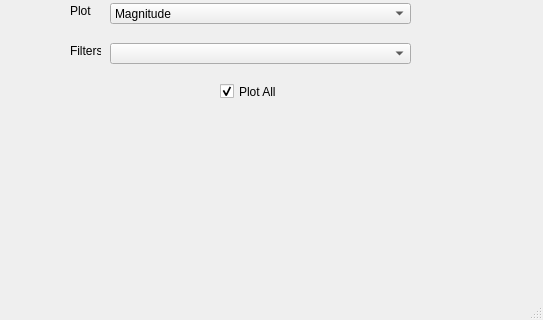
Before: the Qt Designer form TP4/Ejercicio1-FilterTool/filterTool/designer/filterToolWindow.ui in benjacarlos/TC-Grupo6, drawn with Qt 5; both pictures show x 390 to 933 and y 447 to 767 of the 933 by 767 pixel window.
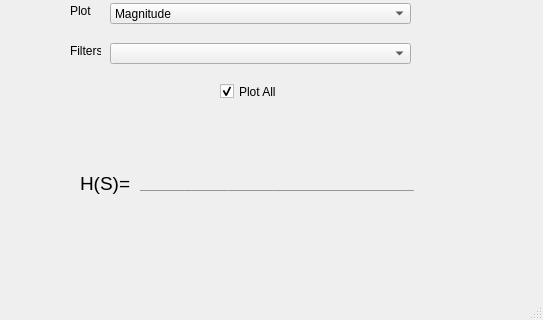
After: the same form once the commit is applied. Custom widgets are drawn as their Qt base class.

The edit to the form file:
```diff
--- a/TP4/Ejercicio1-FilterTool/filterTool/designer/filterToolWindow.ui
+++ b/TP4/Ejercicio1-FilterTool/filterTool/designer/filterToolWindow.ui
@@ -632,6 +632,78 @@
        <bool>true</bool>
       </property>
      </widget>
+     <widget class="QLabel" name="hsLabel">
+      <property name="geometry">
+       <rect>
+        <x>460</x>
+        <y>600</y>
+        <width>61</width>
+        <height>41</height>
+       </rect>
+      </property>
+      <property name="font">
+       <font>
+        <pointsize>14</pointsize>
+       </font>
+      </property>
+      <property name="text">
+       <string>H(S)=</string>
+      </property>
+     </widget>
+     <widget class="QLabel" name="hsLabelNum">
+      <property name="geometry">
+       <rect>
+        <x>520</x>
+        <y>570</y>
+        <width>281</width>
+        <height>41</height>
+       </rect>
+      </property>
+      <property name="font">
+       <font>
+        <pointsize>14</pointsize>
+       </font>
+      </property>
+      <property name="text">
+       <string/>
+      </property>
+     </widget>
+     <widget class="QLabel" name="hsLabelNum_2">
+      <property name="geometry">
+       <rect>
+        <x>520</x>
+        <y>620</y>
+        <width>281</width>
+        <height>41</height>
+       </rect>
+      </property>
+      <property name="font">
+       <font>
+        <pointsize>14</pointsize>
+       </font>
+      </property>
+      <property name="text">
+       <string/>
+      </property>
+     </widget>
+     <widget class="QLabel" name="hsLabelNum_3">
+      <property name="geometry">
+       <rect>
+        <x>520</x>
+        <y>620</y>
+        <width>281</width>
+        <height>10</height>
+       </rect>
+      </property>
+      <property name="font">
+       <font>
+        <pointsize>4</pointsize>
+       </font>
+      </property>
+      <property name="text">
+       <string>___________________________________________________________________________________________________</string>
+      </property>
+     </widget>
     </widget>
     <widget class="QWidget" name="stageTwo">
      <widget class="QLabel" name="label_2">
```
